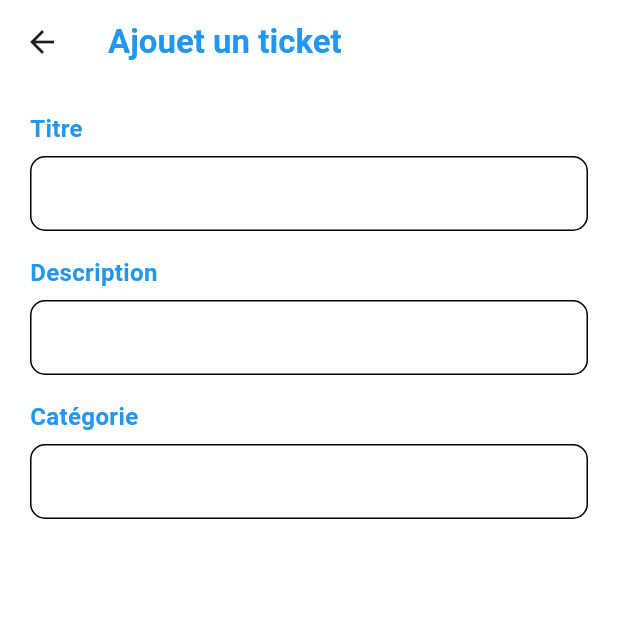
After one commit to Mcoulby91/ticketmanager, a Flutter app: the AjoutTicket screen opened directly, on a phone screen of 412 x 824 dp, the top half of it. The commit adds this screen. Run offline on Flutter 3.47's test engine with Material 3 defaults, Android fonts, the phone set to English and light mode, and no system bars; our stand-ins replace cloud_firestore, firebase_core, fluentui_icons, gap, google_fonts; accounts and stored records are empty; generated files the repository leaves out were written again.

Commit message:
Commit sabana

```diff
--- /dev/null
+++ b/lib/features/pages/ajoutTicket.dart
@@ -0,0 +1,95 @@
+import 'package:flutter/cupertino.dart';
+import 'package:flutter/material.dart';
+import 'package:gap/gap.dart';
+
+class AjoutTicket extends StatefulWidget {
+  const AjoutTicket({super.key});
+
+  @override
+  State<AjoutTicket> createState() => _AjoutTicketState();
+}
+
+class _AjoutTicketState extends State<AjoutTicket> {
+  @override
+  Widget build(BuildContext context) {
+    return Scaffold(
+      backgroundColor: Colors.white,
+      appBar: AppBar(
+        backgroundColor: Colors.white,
+        title: Text(
+          "Ajouet un ticket",
+          style: TextStyle(
+            color: Colors.blue,
+            fontWeight: FontWeight.bold,
+          ),
+        ),
+      ),
+      body: Container(
+        color: Colors.white,
+        margin: EdgeInsets.only(left: 20.0, top: 18.0, right: 20.0),
+        child: Column(
+          crossAxisAlignment: CrossAxisAlignment.start,
+          children: [
+            Text(
+              "Titre",
+              style: TextStyle(
+                  color: Colors.blue,
+                  fontSize: 16,
+                  fontWeight: FontWeight.bold),
+            ),
+            SizedBox(height: 7.0),
+            Container(
+              padding: EdgeInsets.only(left: 7),
+              decoration: BoxDecoration(
+                  border: Border.all(),
+                  borderRadius: BorderRadius.circular(10)),
+              child: TextField(
+                decoration: InputDecoration(border: InputBorder.none),
+              ),
+            ),
+            const Gap(16),
+            Text(
+              "Description",
+              style: TextStyle(
+                  color: Colors.blue,
+                  fontSize: 16,
+                  fontWeight: FontWeight.bold),
+            ),
+            SizedBox(height: 7.0),
+            Container(
+              padding: EdgeInsets.only(left: 7),
+              decoration: BoxDecoration(
+                  border: Border.all(),
+                  borderRadius: BorderRadius.circular(10)),
+              child: TextField(
+                maxLines: null,
+                keyboardType: TextInputType.multiline,
+                decoration: InputDecoration(border: InputBorder.none),
+              ),
+            ),
+            const Gap(16),
+            Text(
+              "Catégorie",
+              style: TextStyle(
+                  color: Colors.blue,
+                  fontSize: 16,
+                  fontWeight: FontWeight.bold),
+            ),
+            SizedBox(height: 7.0),
+            Container(
+              padding: EdgeInsets.only(left: 7),
+              decoration: BoxDecoration(
+                  border: Border.all(),
+                  borderRadius: BorderRadius.circular(10)),
+              child: TextField(
+                maxLines: null,
+                keyboardType: TextInputType.multiline,
+                decoration: InputDecoration(border: InputBorder.none),
+              ),
+            )
+          ],
+        ),
+      ),
+    );
+  }
+}
--- a/lib/features/pages/chat.dart
+++ b/lib/features/pages/chat.dart
@@ -11,6 +11,7 @@ class _ChatState extends State<Chat> {
   @override
   Widget build(BuildContext context) {
     return Scaffold(
+      backgroundColor: Colors.white,
       body: Column(
         children: [Text("Bonjour le monde")],
       ),
--- a/lib/features/pages/home_page.dart
+++ b/lib/features/pages/home_page.dart
@@ -1,4 +1,3 @@
-import 'package:fluentui_icons/fluentui_icons.dart';
 import 'package:flutter/material.dart';
 
 class HomePage extends StatefulWidget {
@@ -12,6 +11,7 @@ class _HomePageState extends State<HomePage> {
   @override
   Widget build(BuildContext context) {
     return Scaffold(
+      backgroundColor: Colors.white,
       body: Column(
         children: [Text("Bienvenue")],
       ),
--- a/lib/main.dart
+++ b/lib/main.dart
@@ -4,9 +4,7 @@ import 'package:manager_ticket/firebase_options.dart';
 
 import 'features/pages/bienvenue.dart';
 
-void main() async {
-  WidgetsFlutterBinding.ensureInitialized();
-  await Firebase.initializeApp(options: DefaultFirebaseOptions.currentPlatform);
+void main() {
   runApp(const MyApp());
 }
 
--- a/pubspec.yaml
+++ b/pubspec.yaml
@@ -39,6 +39,7 @@ dependencies:
   gap: ^3.0.1
   google_fonts: ^6.2.1
   firebase_core: ^2.24.2
+  cloud_firestore: ^4.14.0
 
 dev_dependencies:
   flutter_test:
```
Also changed, not shown: lib/features/pages/bienvenue.dart (+5 -4 lines), lib/features/pages/categorie.dart (added, +25 -0 lines), lib/features/pages/connexion.dart (+4 -4 lines), lib/features/pages/historiqueTicket.dart (added, +27 -0 lines), lib/features/pages/moteurRecherche.dart (added, +27 -0 lines), lib/features/pages/principal.dart (+11 -6 lines), lib/features/pages/profil.dart (+9 -2 lines), lib/features/pages/social.dart (+4 -3 lines), lib/features/pages/utilisateur.dart (added, +27 -0 lines), lib/features/styles/drawerPersonnaliser.dart (added, +86 -0 lines), lib/service/ticket.dart (added, +15 -0 lines), assets/icons/Logo.png, lib/features/pages/ajoutUtilisateur.dart (added), lib/features/pages/chatTicket.dart (added), 1 more files, 2 other files.
